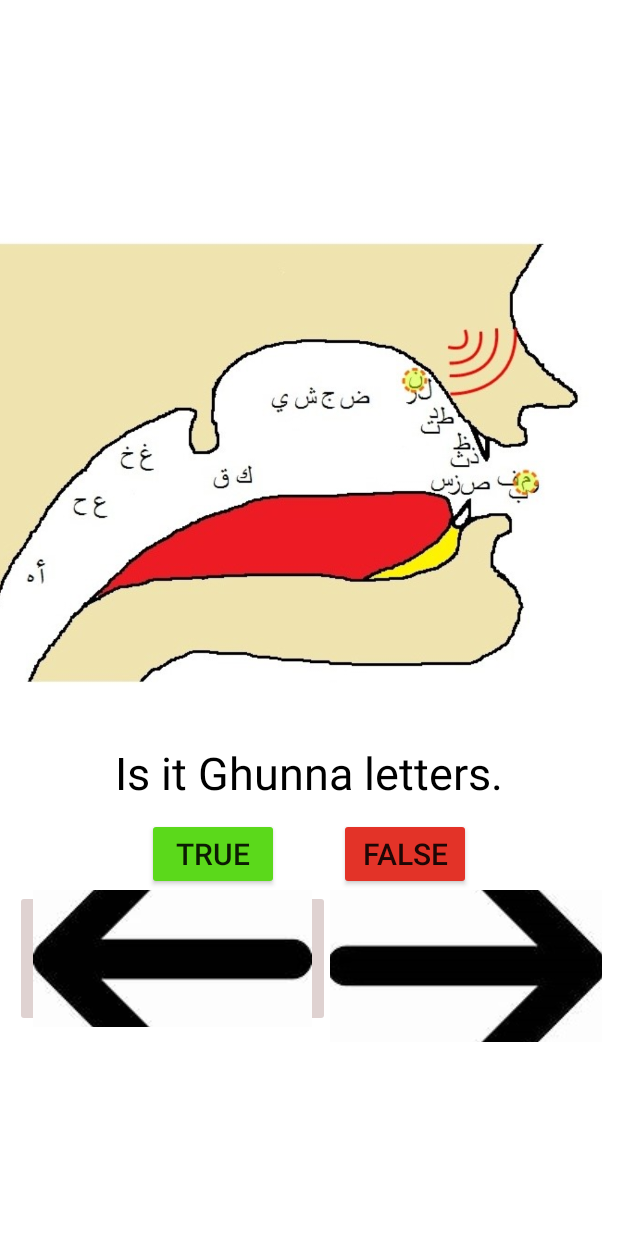
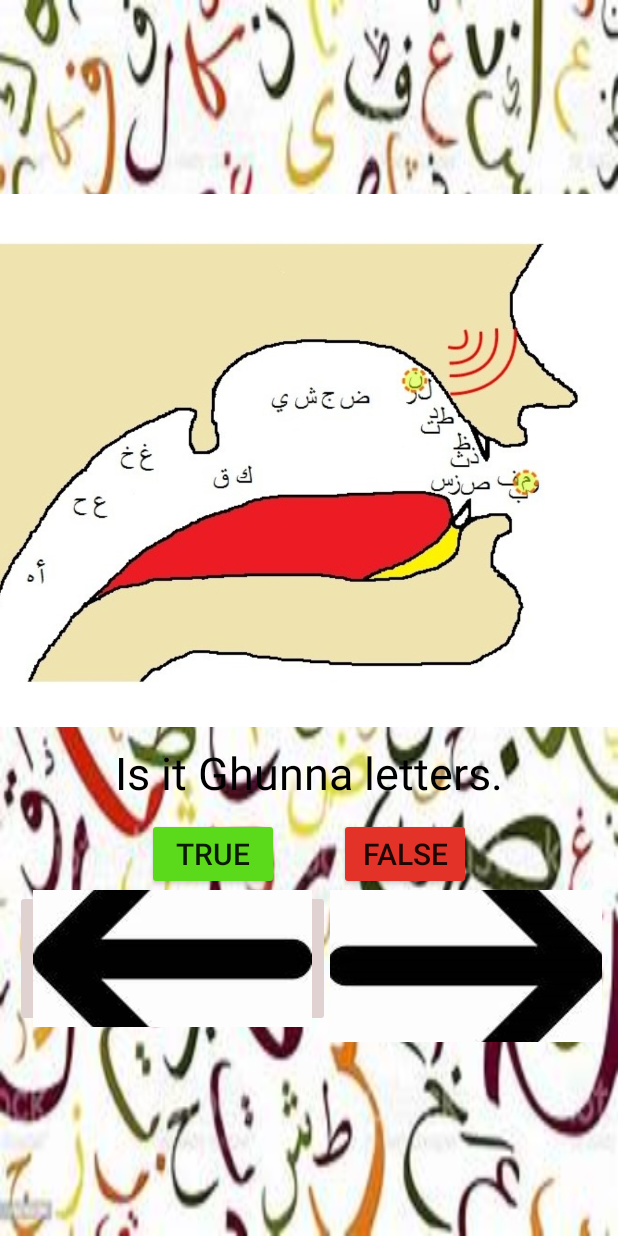
Before and after one commit to RoomanAzam/arabicletters, an Android app: the practivepage screen opened directly, with no data from a screen before it, on a phone screen of 412 x 824 dp. Run offline under Robolectric (Android 15) with nearby library versions, the phone set to English and light mode, and no system bars.

Commit message:
background in potrait test screen

```diff
--- a/app/src/main/res/layout/activity_practivepage.xml
+++ b/app/src/main/res/layout/activity_practivepage.xml
@@ -4,10 +4,10 @@
     xmlns:app="http://schemas.android.com/apk/res-auto"
     xmlns:tools="http://schemas.android.com/tools"
     android:layout_width="match_parent"
-    android:background="#FFFFFF"
     android:layout_height="match_parent"
+    android:background="@drawable/all"
+    android:gravity="center"
     android:orientation="vertical"
-    android:gravity="center"
     tools:context=".MainActivity">
 
     <!--ImageView used for showing pictures along with questions-->
@@ -18,17 +18,18 @@
         android:id="@+id/myimage"
         android:layout_width="wrap_content"
         android:layout_height="355dp"
+        android:background="@drawable/all"
         android:scaleType="centerCrop"
         android:src="@drawable/nose" />
 
     <TextView
         android:id="@+id/answer_text_view"
+        android:layout_width="wrap_content"
+        android:layout_height="wrap_content"
+        android:padding="10dp"
         android:text="@string/a"
         android:textColor="@android:color/black"
-        android:textSize="30sp"
-        android:padding="10dp"
-        android:layout_width="wrap_content"
-        android:layout_height="wrap_content"/>
+        android:textSize="30sp" />
 
     <!--Using another LinearLayout for showing buttons
         in horizontal orientation-->
@@ -39,22 +40,22 @@
         <!--TrueButton-->
         <Button
             android:id="@+id/true_button"
+            android:layout_width="wrap_content"
+            android:layout_height="wrap_content"
             android:layout_marginRight="20dp"
             android:backgroundTint="#5BD91B"
-            android:layout_width="wrap_content"
-            android:layout_height="wrap_content"
-            android:textSize="20sp"
-            android:text="@string/true_text" />
+            android:text="@string/true_text"
+            android:textSize="20sp" />
 
         <!--FalseButton-->
         <Button
             android:id="@+id/false_button"
+            android:layout_width="wrap_content"
+            android:layout_height="wrap_content"
             android:layout_marginLeft="20dp"
-            android:layout_width="wrap_content"
             android:backgroundTint="#E33328"
-            android:layout_height="wrap_content"
-            android:textSize="20sp"
-            android:text="@string/false_text" />
+            android:text="@string/false_text"
+            android:textSize="20sp" />
 
     </LinearLayout>
 
```
